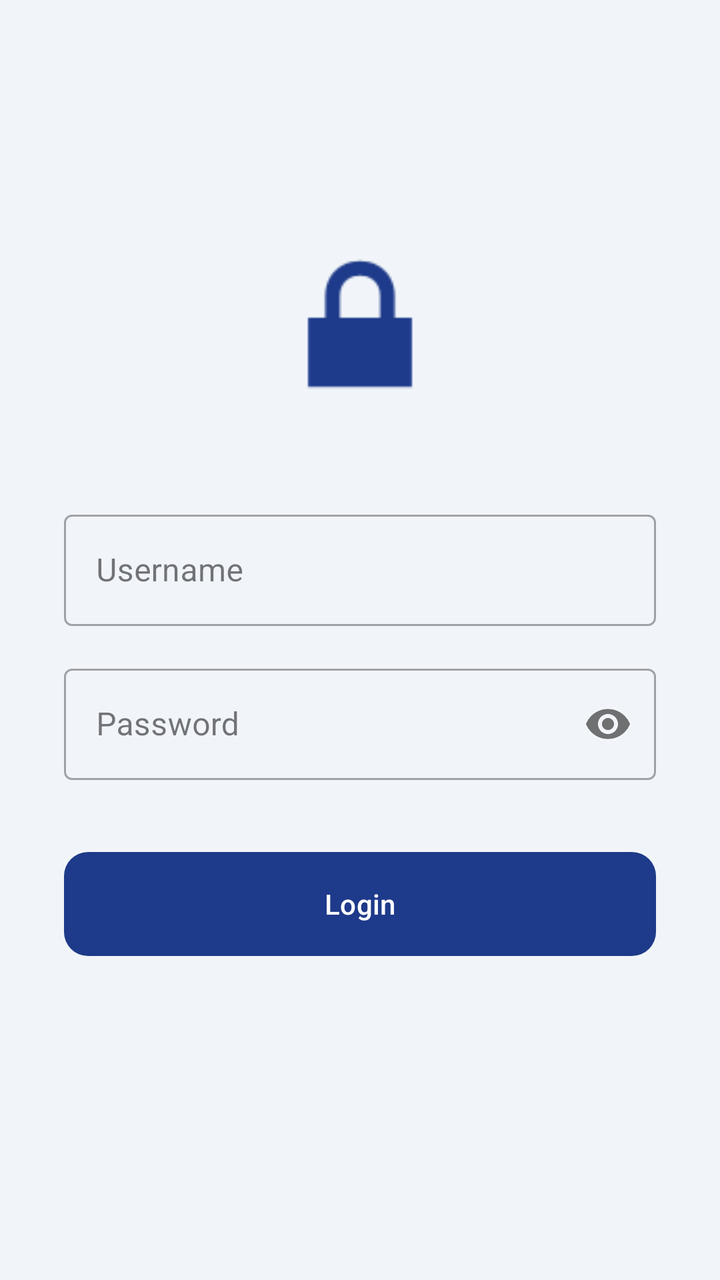
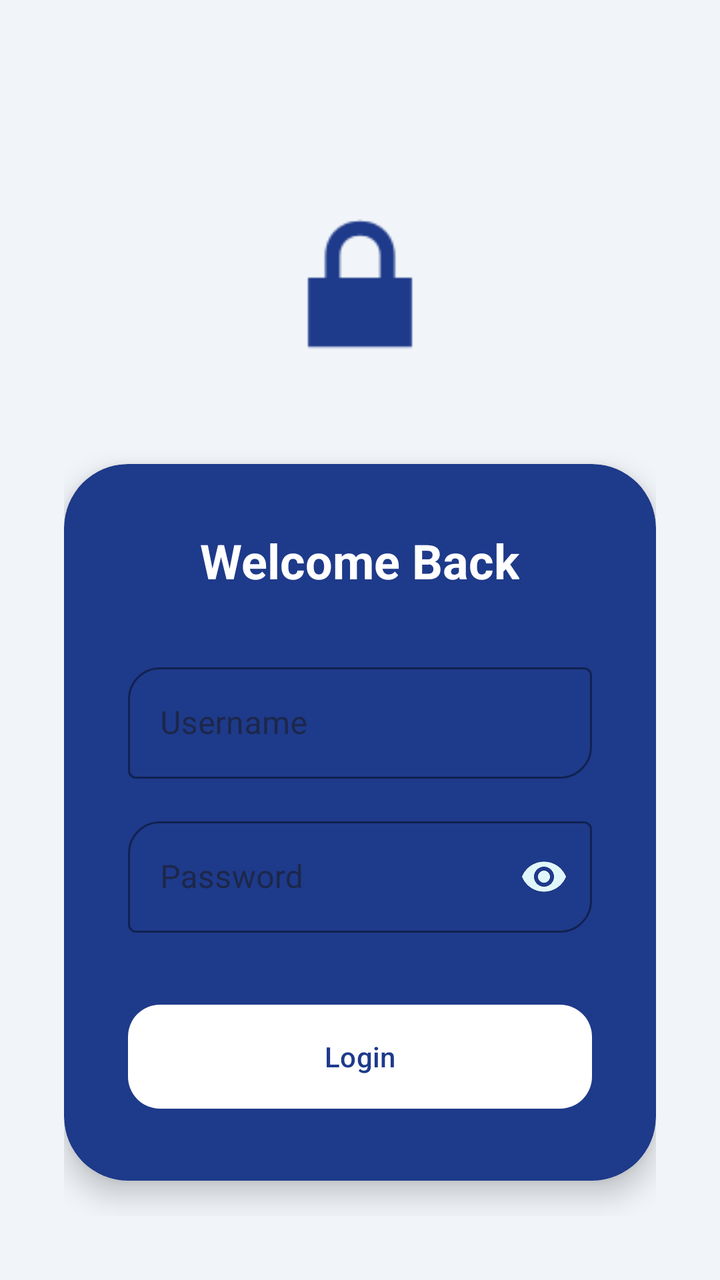

An Android layout rendered at two revisions. The XML below is the earlier revision; the diff shows what the commit changed to produce the second picture.
<!-- AndroidManifest.xml: application theme Theme.ProjectMobile -->
<!-- res/layout/activity_auth.xml -->
<?xml version="1.0" encoding="utf-8"?>
<androidx.constraintlayout.widget.ConstraintLayout
    xmlns:android="http://schemas.android.com/apk/res/android"
    xmlns:app="http://schemas.android.com/apk/res-auto"
    android:id="@+id/main"
    android:layout_width="match_parent"
    android:layout_height="match_parent"
    android:background="#F1F5F9"
    android:padding="32dp">

    <ImageView
        android:id="@+id/ivLogo"
        android:layout_width="100dp"
        android:layout_height="100dp"
        android:src="@android:drawable/ic_lock_lock"
        app:tint="#1E3A8A"
        app:layout_constraintTop_toTopOf="parent"
        app:layout_constraintStart_toStartOf="parent"
        app:layout_constraintEnd_toEndOf="parent"
        android:layout_marginTop="80dp"/>

    <com.google.android.material.textfield.TextInputLayout
        android:id="@+id/tilUsername"
        style="@style/Widget.MaterialComponents.TextInputLayout.OutlinedBox"
        android:layout_width="match_parent"
        android:layout_height="wrap_content"
        android:layout_marginTop="40dp"
        android:hint="Username"
        app:layout_constraintTop_toBottomOf="@id/ivLogo">

        <com.google.android.material.textfield.TextInputEditText
            android:id="@+id/etUsername"
            android:layout_width="match_parent"
            android:layout_height="wrap_content"
            android:inputType="text" />
    </com.google.android.material.textfield.TextInputLayout>

    <com.google.android.material.textfield.TextInputLayout
        android:id="@+id/tilPassword"
        style="@style/Widget.MaterialComponents.TextInputLayout.OutlinedBox"
        android:layout_width="match_parent"
        android:layout_height="wrap_content"
        android:layout_marginTop="16dp"
        android:hint="Password"
        app:layout_constraintTop_toBottomOf="@id/tilUsername"
        app:passwordToggleEnabled="true">

        <com.google.android.material.textfield.TextInputEditText
            android:id="@+id/etPassword"
            android:layout_width="match_parent"
            android:layout_height="wrap_content"
            android:inputType="textPassword" />
    </com.google.android.material.textfield.TextInputLayout>

    <com.google.android.material.button.MaterialButton
        android:id="@+id/btnLogin"
        android:layout_width="match_parent"
        android:layout_height="60dp"
        android:layout_marginTop="32dp"
        android:text="Login"
        app:cornerRadius="12dp"
        app:backgroundTint="#1E3A8A"
        app:layout_constraintTop_toBottomOf="@id/tilPassword" />

</androidx.constraintlayout.widget.ConstraintLayout>
<!-- resources referenced by this layout -->
<resources>
  <style name="Theme.ProjectMobile" parent="Base.Theme.ProjectMobile" />
  <style name="Base.Theme.ProjectMobile" parent="Theme.Material3.DayNight.NoActionBar">
          
          
      </style>
</resources>

<!-- the commit's change to res/layout/activity_auth.xml (unified diff, before → after) -->
@@ -13,53 +13,92 @@
         android:layout_width="100dp"
         android:layout_height="100dp"
         android:src="@android:drawable/ic_lock_lock"
-        app:tint="#1E3A8A"
+        app:tint="@color/blue_pcr"
         app:layout_constraintTop_toTopOf="parent"
         app:layout_constraintStart_toStartOf="parent"
         app:layout_constraintEnd_toEndOf="parent"
-        android:layout_marginTop="80dp"/>
+        android:layout_marginTop="60dp"/>
 
-    <com.google.android.material.textfield.TextInputLayout
-        android:id="@+id/tilUsername"
-        style="@style/Widget.MaterialComponents.TextInputLayout.OutlinedBox"
+    <com.google.android.material.card.MaterialCardView
         android:layout_width="match_parent"
         android:layout_height="wrap_content"
         android:layout_marginTop="40dp"
-        android:hint="Username"
+        app:cardBackgroundColor="@color/blue_pcr"
+        app:cardCornerRadius="32dp"
+        app:cardElevation="8dp"
+        app:strokeWidth="0dp"
         app:layout_constraintTop_toBottomOf="@id/ivLogo">
 
-        <com.google.android.material.textfield.TextInputEditText
-            android:id="@+id/etUsername"
+        <LinearLayout
             android:layout_width="match_parent"
             android:layout_height="wrap_content"
-            android:inputType="text" />
-    </com.google.android.material.textfield.TextInputLayout>
+            android:orientation="vertical"
+            android:padding="32dp">
 
-    <com.google.android.material.textfield.TextInputLayout
-        android:id="@+id/tilPassword"
-        style="@style/Widget.MaterialComponents.TextInputLayout.OutlinedBox"
-        android:layout_width="match_parent"
-        android:layout_height="wrap_content"
-        android:layout_marginTop="16dp"
-        android:hint="Password"
-        app:layout_constraintTop_toBottomOf="@id/tilUsername"
-        app:passwordToggleEnabled="true">
+            <TextView
+                android:layout_width="wrap_content"
+                android:layout_height="wrap_content"
+                android:text="Welcome Back"
+                android:textColor="#FFFFFF"
+                android:textSize="24sp"
+                android:textStyle="bold"
+                android:layout_gravity="center"
+                android:layout_marginBottom="32dp"/>
 
-        <com.google.android.material.textfield.TextInputEditText
-            android:id="@+id/etPassword"
-            android:layout_width="match_parent"
-            android:layout_height="wrap_content"
-            android:inputType="textPassword" />
-    </com.google.android.material.textfield.TextInputLayout>
+            <com.google.android.material.textfield.TextInputLayout
+                android:id="@+id/tilUsername"
+                style="@style/Widget.MaterialComponents.TextInputLayout.OutlinedBox"
+                android:layout_width="match_parent"
+                android:layout_height="wrap_content"
+                android:hint="Username"
+                app:hintTextColor="#E0F7FA"
+                app:boxStrokeColor="#FFFFFF"
+                app:boxCornerRadiusTopStart="16dp"
+                app:boxCornerRadiusBottomEnd="16dp"
+                app:boxStrokeWidth="1dp">
 
-    <com.google.android.material.button.MaterialButton
-        android:id="@+id/btnLogin"
-        android:layout_width="match_parent"
-        android:layout_height="60dp"
-        android:layout_marginTop="32dp"
-        android:text="Login"
-        app:cornerRadius="12dp"
-        app:backgroundTint="#1E3A8A"
-        app:layout_constraintTop_toBottomOf="@id/tilPassword" />
+                <com.google.android.material.textfield.TextInputEditText
+                    android:id="@+id/etUsername"
+                    android:layout_width="match_parent"
+                    android:layout_height="wrap_content"
+                    android:inputType="text"
+                    android:textColor="#FFFFFF" />
+            </com.google.android.material.textfield.TextInputLayout>
+
+            <com.google.android.material.textfield.TextInputLayout
+                android:id="@+id/tilPassword"
+                style="@style/Widget.MaterialComponents.TextInputLayout.OutlinedBox"
+                android:layout_width="match_parent"
+                android:layout_height="wrap_content"
+                android:layout_marginTop="16dp"
+                android:hint="Password"
+                app:hintTextColor="#E0F7FA"
+                app:boxStrokeColor="#FFFFFF"
+                app:boxCornerRadiusTopStart="16dp"
+                app:boxCornerRadiusBottomEnd="16dp"
+                app:passwordToggleEnabled="true"
+                app:passwordToggleTint="#E0F7FA"
+                app:boxStrokeWidth="1dp">
+
+                <com.google.android.material.textfield.TextInputEditText
+                    android:id="@+id/etPassword"
+                    android:layout_width="match_parent"
+                    android:layout_height="wrap_content"
+                    android:inputType="textPassword"
+                    android:textColor="#FFFFFF" />
+            </com.google.android.material.textfield.TextInputLayout>
+
+            <com.google.android.material.button.MaterialButton
+                android:id="@+id/btnLogin"
+                android:layout_width="match_parent"
+                android:layout_height="60dp"
+                android:layout_marginTop="32dp"
+                android:text="Login"
+                android:textColor="@color/blue_pcr"
+                app:cornerRadius="16dp"
+                app:backgroundTint="#FFFFFF" />
+
+        </LinearLayout>
+    </com.google.android.material.card.MaterialCardView>
 
 </androidx.constraintlayout.widget.ConstraintLayout>
<!-- resource entries referenced after the edit -->
@@ -1,5 +1,6 @@
 <!-- resources referenced by this layout -->
 <resources>
+  <color name="blue_pcr">#1E3A8A</color>
   <style name="Theme.ProjectMobile" parent="Base.Theme.ProjectMobile" />
   <style name="Base.Theme.ProjectMobile" parent="Theme.Material3.DayNight.NoActionBar">
           
